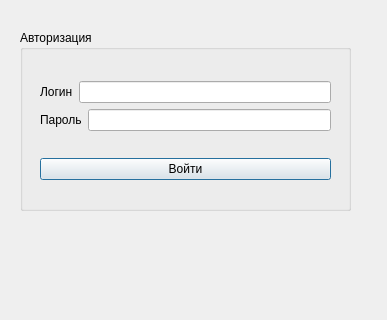
Above: client/Forms/Auth/auth.ui from sofinvalery/LMS before the change. Below: the same form after it.
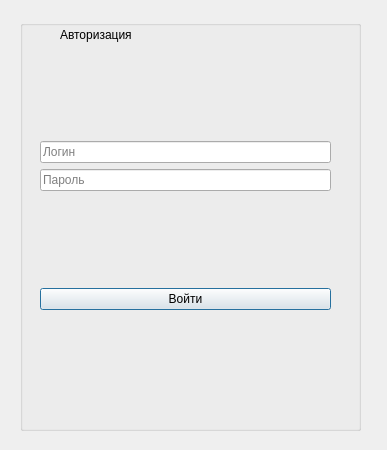
That is the form after the change.

What changed in the file:
```diff
--- a/client/Forms/Auth/auth.ui
+++ b/client/Forms/Auth/auth.ui
@@ -2,28 +2,34 @@
 <ui version="4.0">
  <class>Auth</class>
  <widget class="QDialog" name="Auth">
+  <property name="windowModality">
+   <enum>Qt::NonModal</enum>
+  </property>
   <property name="geometry">
    <rect>
     <x>0</x>
     <y>0</y>
     <width>387</width>
-    <height>320</height>
+    <height>450</height>
    </rect>
   </property>
   <property name="windowTitle">
    <string>Dialog</string>
   </property>
+  <property name="sizeGripEnabled">
+   <bool>false</bool>
+  </property>
   <widget class="QGroupBox" name="groupBox">
    <property name="geometry">
     <rect>
      <x>20</x>
-     <y>30</y>
-     <width>331</width>
-     <height>181</height>
+     <y>20</y>
+     <width>341</width>
+     <height>411</height>
     </rect>
    </property>
    <property name="title">
-    <string>Авторизация</string>
+    <string/>
    </property>
    <widget class="QWidget" name="layoutWidget">
     <property name="geometry">
@@ -31,7 +37,7 @@
       <x>20</x>
       <y>30</y>
       <width>291</width>
-      <height>141</height>
+      <height>351</height>
      </rect>
     </property>
     <layout class="QVBoxLayout" name="verticalLayout_2">
@@ -40,29 +46,29 @@
        <item>
         <layout class="QHBoxLayout" name="horizontalLayout">
          <item>
-          <widget class="QLabel" name="label">
+          <widget class="QLineEdit" name="login">
            <property name="text">
+            <string/>
+           </property>
+           <property name="placeholderText">
             <string>Логин</string>
            </property>
           </widget>
          </item>
-         <item>
-          <widget class="QLineEdit" name="login"/>
-         </item>
         </layout>
        </item>
        <item>
         <layout class="QHBoxLayout" name="horizontalLayout_2">
          <item>
-          <widget class="QLabel" name="label_2">
-           <property name="text">
+          <widget class="QLineEdit" name="password">
+           <property name="echoMode">
+            <enum>QLineEdit::Password</enum>
+           </property>
+           <property name="placeholderText">
             <string>Пароль</string>
            </property>
           </widget>
          </item>
-         <item>
-          <widget class="QLineEdit" name="password"/>
-         </item>
         </layout>
        </item>
       </layout>
@@ -76,13 +82,26 @@
      </item>
     </layout>
    </widget>
+   <widget class="QLabel" name="labelAuth">
+    <property name="geometry">
+     <rect>
+      <x>40</x>
+      <y>-1</y>
+      <width>251</width>
+      <height>31</height>
+     </rect>
+    </property>
+    <property name="text">
+     <string>Авторизация</string>
+    </property>
+   </widget>
   </widget>
   <widget class="QLabel" name="errorbox">
    <property name="geometry">
     <rect>
-     <x>30</x>
-     <y>230</y>
-     <width>311</width>
+     <x>20</x>
+     <y>380</y>
+     <width>341</width>
      <height>20</height>
     </rect>
    </property>
@@ -122,7 +141,7 @@
     <enum>Qt::Vertical</enum>
    </property>
   </widget>
-  <widget class="QWidget" name="">
+  <widget class="QWidget" name="layoutWidget">
    <property name="geometry">
     <rect>
      <x>0</x>
@@ -133,7 +152,7 @@
    </property>
    <layout class="QVBoxLayout" name="verticalLayout_4"/>
   </widget>
-  <widget class="QWidget" name="">
+  <widget class="QWidget" name="layoutWidget">
    <property name="geometry">
     <rect>
      <x>0</x>
```
